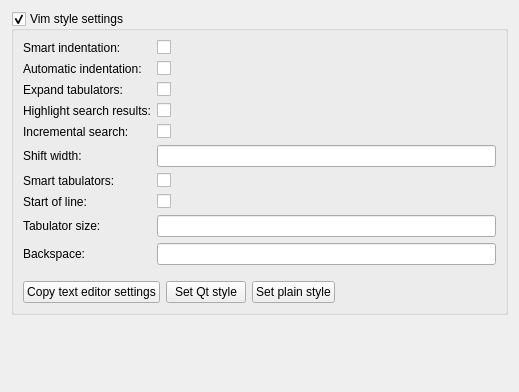
Before: the Qt Designer form src/plugins/fakevim/fakevimoptions.ui in qt-creator/qt-creator, drawn with Qt 5.
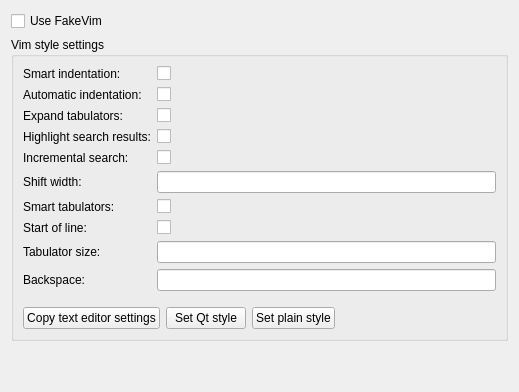
After: the same form once the commit is applied.

Commit message: fakevim: make UseFakeVim option independent from the settings groupbox again

Patch:
```diff
--- a/src/plugins/fakevim/fakevimoptions.ui
+++ b/src/plugins/fakevim/fakevimoptions.ui
@@ -11,14 +11,18 @@
    </rect>
   </property>
   <layout class="QVBoxLayout" name="verticalLayout_2">
+   <item>
+     <widget class="QCheckBox" name="checkBoxUseFakeVim">
+      <property name="text">
+       <string>Use FakeVim</string>
+      </property>
+     </widget>
+   </item>
    <item>
     <widget class="QGroupBox" name="groupBox">
      <property name="title">
       <string>Vim style settings</string>
      </property>
-     <property name="checkable">
-      <bool>true</bool>
-     </property>
      <layout class="QVBoxLayout" name="verticalLayout">
       <item>
        <layout class="QFormLayout" name="formLayout">
```
The commit also changes 1 other file.
